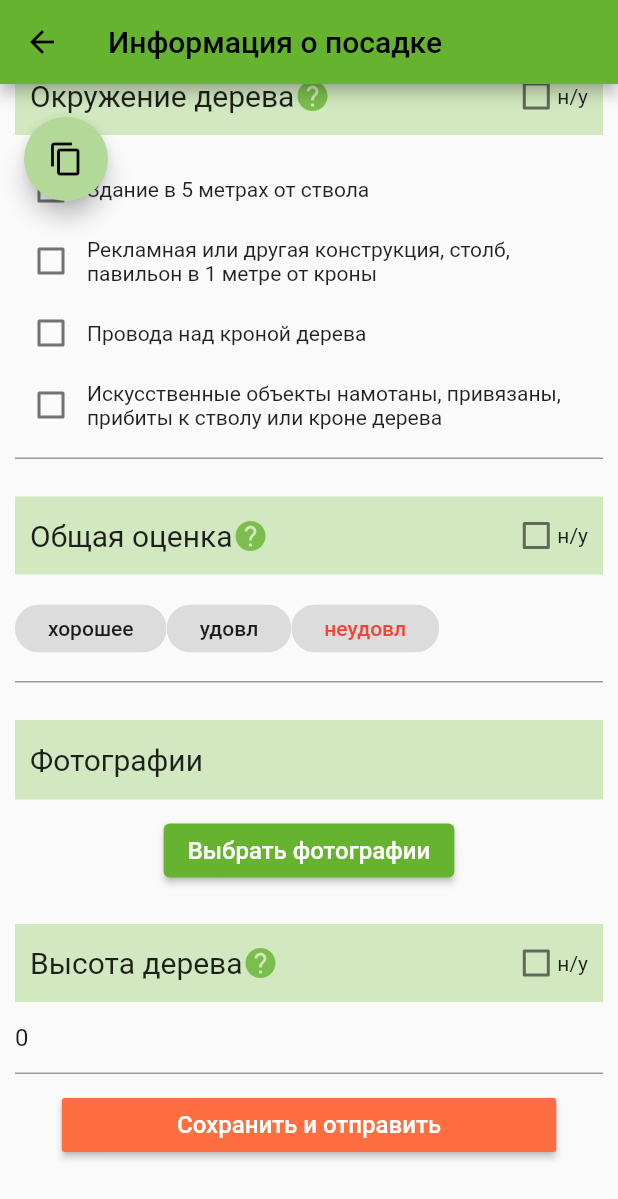
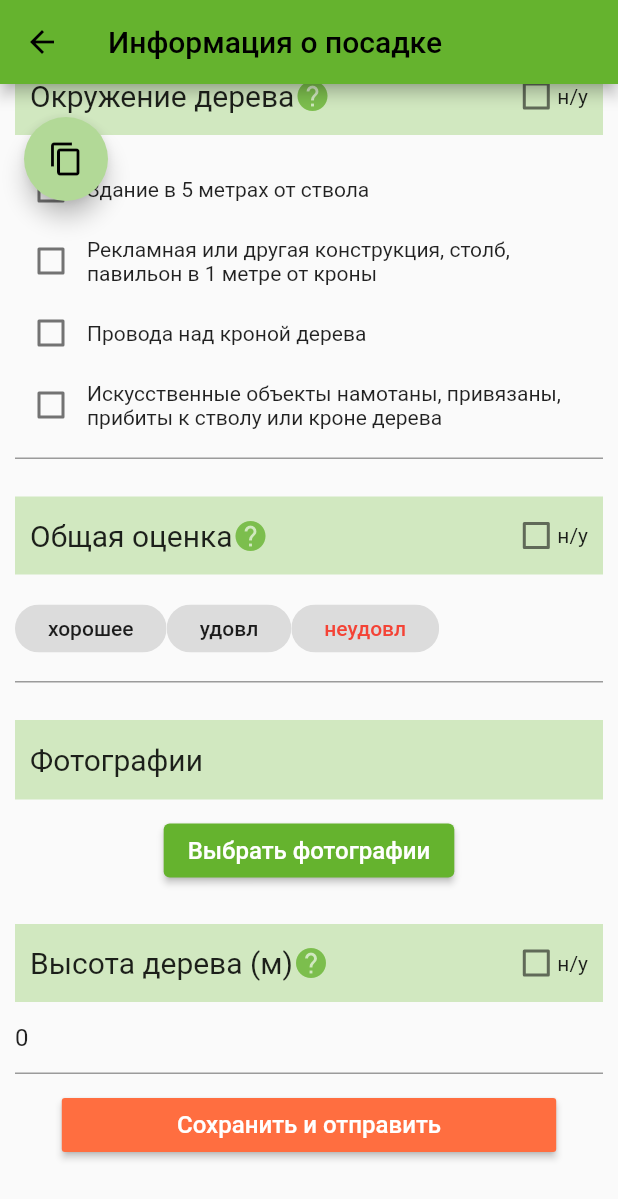
Before and after one commit to kvbogdanov/countree_app, a Flutter app: the TreeformPage screen opened by its route, scrolled down 2157 dp, on a phone screen of 412 x 824 dp. Shown: the top 1199 px of the screen. Run offline on Flutter 3.47's test engine with Material 2 defaults, Android fonts, the phone set to English and light mode, and no system bars; drawn by our look-alikes of flutter_form_builder; our stand-ins replace carousel_slider, dio, flutter_map, flutter_native_image, flutter_speed_dial, image_picker and 6 more; missing offline and left inert: flutter_absolute_path, flutter_map_marker_cluster, multi_image_picker, sqfentity, sqfentity_gen; accounts and stored records are empty; network calls fail.

Commit message:
Единица измерения в высоте дерева

```diff
--- a/lib/pages/treeform.dart
+++ b/lib/pages/treeform.dart
@@ -1838,7 +1838,7 @@ class TreeformPageState extends State<TreeformPage> {
                                                       padding: EdgeInsets.only(left: 10, right: 10, top: 2, bottom: 2),
                                                       child: Row(
                                                         children: <Widget>[
-                                                          Text('Высота дерева', style: TextStyle(fontSize: 20)),
+                                                          Text('Высота дерева (м)', style: TextStyle(fontSize: 20)),
                                                           GestureDetector(
                                                             onTap: () {
                                                               return showDialog<void>(
```
